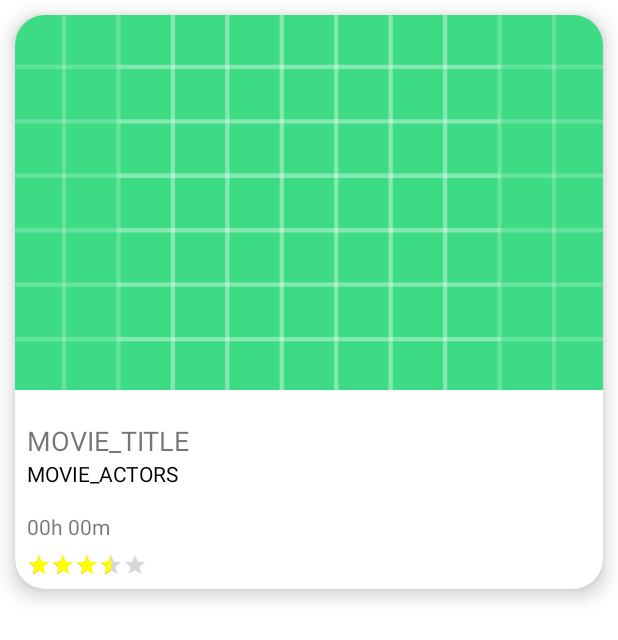
After one commit to Daniel-Haimov/TMBD-app, an Android app: the layout list_movie_small.xml on its own in the app's theme, with its tools: preview values and no code run, on a phone screen of 412 x 824 dp. The commit adds this screen. Shown: the top 640 px of the screen. Run offline under Robolectric (Android 15) with nearby library versions, the phone set to English and light mode, and no system bars; network calls fail.

Commit message:
finish first step

```diff
--- a/app/build.gradle
+++ b/app/build.gradle
@@ -43,4 +43,7 @@ dependencies {
 //    lombok
     compileOnly 'org.projectlombok:lombok:1.18.22'
     annotationProcessor 'org.projectlombok:lombok:1.18.22'
+
+    implementation 'com.github.bumptech.glide:glide:4.12.0'
+    annotationProcessor 'com.github.bumptech.glide:compiler:4.12.0'
 }
--- a/app/src/main/java/com/hw/tmbd_test/Movie.java
+++ b/app/src/main/java/com/hw/tmbd_test/Movie.java
@@ -19,6 +19,6 @@ public class Movie {
     private String              release_date                                ;
     private String              title                                       ;
     private boolean             video                                       ;
-    private double              vote_average                                ;
+    private float               vote_average                                ;
     private int                 vote_count                                  ;
 }
--- /dev/null
+++ b/app/src/main/res/layout/list_movie_small.xml
@@ -0,0 +1,97 @@
+<?xml version="1.0" encoding="utf-8"?>
+<com.google.android.material.card.MaterialCardView
+    xmlns:android="http://schemas.android.com/apk/res/android"
+    xmlns:app="http://schemas.android.com/apk/res-auto"
+    xmlns:tools="http://schemas.android.com/tools"
+    android:layout_width="match_parent"
+    android:layout_height="wrap_content"
+    app:cardCornerRadius="20dp"
+    android:elevation="8dp"
+    app:cardElevation="8dp"
+    android:layout_margin="10dp">
+
+
+    <androidx.appcompat.widget.LinearLayoutCompat
+        android:layout_width="match_parent"
+        android:layout_height="wrap_content"
+        android:orientation="vertical">
+
+        <androidx.appcompat.widget.AppCompatImageView
+            android:id="@+id/movie_IMG_image"
+            android:layout_width="match_parent"
+            android:layout_height="250dp"
+            android:scaleType="centerCrop"
+            android:src="@drawable/ic_launcher_background" />
+
+        <com.google.android.material.textview.MaterialTextView
+            android:id="@+id/movie_LBL_title"
+            android:layout_width="match_parent"
+            android:layout_height="wrap_content"
+            android:layout_marginStart="8dp"
+            android:layout_marginEnd="8dp"
+            android:ellipsize="end"
+            android:gravity="bottom"
+            android:maxLines="2"
+            android:minLines="2"
+            android:text="MOVIE_TITLE"
+            android:textSize="18sp" />
+
+        <com.google.android.material.textview.MaterialTextView
+            android:id="@+id/movie_LBL_overview"
+            android:layout_width="match_parent"
+            android:layout_height="wrap_content"
+            android:layout_marginStart="8dp"
+            android:layout_marginEnd="8dp"
+            android:ellipsize="end"
+            android:maxLines="2"
+            android:minLines="2"
+            android:text="MOVIE_ACTORS"
+            android:textColor="#000000"
+            android:textSize="14sp" />
+
+        <com.google.android.material.textview.MaterialTextView
+            android:id="@+id/movie_LBL_duration"
+            android:layout_width="match_parent"
+            android:layout_height="wrap_content"
+            android:layout_marginStart="8dp"
+            android:layout_marginEnd="8dp"
+            android:ellipsize="end"
+            android:maxLines="1"
+            android:text="00h 00m"
+            android:textSize="14sp" />
+
+        <androidx.appcompat.widget.LinearLayoutCompat
+            android:layout_width="match_parent"
+            android:layout_height="wrap_content"
+            android:orientation="horizontal"
+            android:padding="8dp">
+
+            <androidx.appcompat.widget.AppCompatRatingBar
+                android:id="@+id/movie_RTNG_stars"
+                style="@style/Widget.AppCompat.RatingBar.Small"
+                android:layout_width="wrap_content"
+                android:layout_height="wrap_content"
+                android:layout_gravity="bottom"
+                android:progressTint="#FFFF00"
+                android:rating="3.5"
+                android:secondaryProgressTint="#AEBC861C" />
+
+            <View
+                android:layout_width="match_parent"
+                android:layout_height="match_parent"
+                android:layout_weight="1"/>
+
+<!--            <androidx.appcompat.widget.AppCompatImageView-->
+<!--                android:id="@+id/movie_IMG_favorite"-->
+<!--                android:layout_width="36dp"-->
+<!--                android:layout_height="36dp"-->
+<!--                android:padding="6dp"-->
+<!--                android:scaleType="fitCenter"-->
+<!--                android:src="@drawable/ic_heart_empty" />-->
+
+        </androidx.appcompat.widget.LinearLayoutCompat>
+
+
+    </androidx.appcompat.widget.LinearLayoutCompat>
+
+</com.google.android.material.card.MaterialCardView>
```
Also changed, not shown: app/src/main/AndroidManifest.xml (+9 -1 lines), app/src/main/java/com/hw/tmbd_test/Activity_Init.java (renamed from app/src/main/java/com/hw/tmbd_test/MainActivity.java, +15 -3 lines), app/src/main/java/com/hw/tmbd_test/Activity_Main.java (added, +53 -0 lines), app/src/main/java/com/hw/tmbd_test/Adapter_Movie.java (added, +95 -0 lines), app/src/main/res/layout/activity_init.xml (added, +19 -0 lines), app/src/main/res/layout/activity_main.xml (+8 -12 lines).
